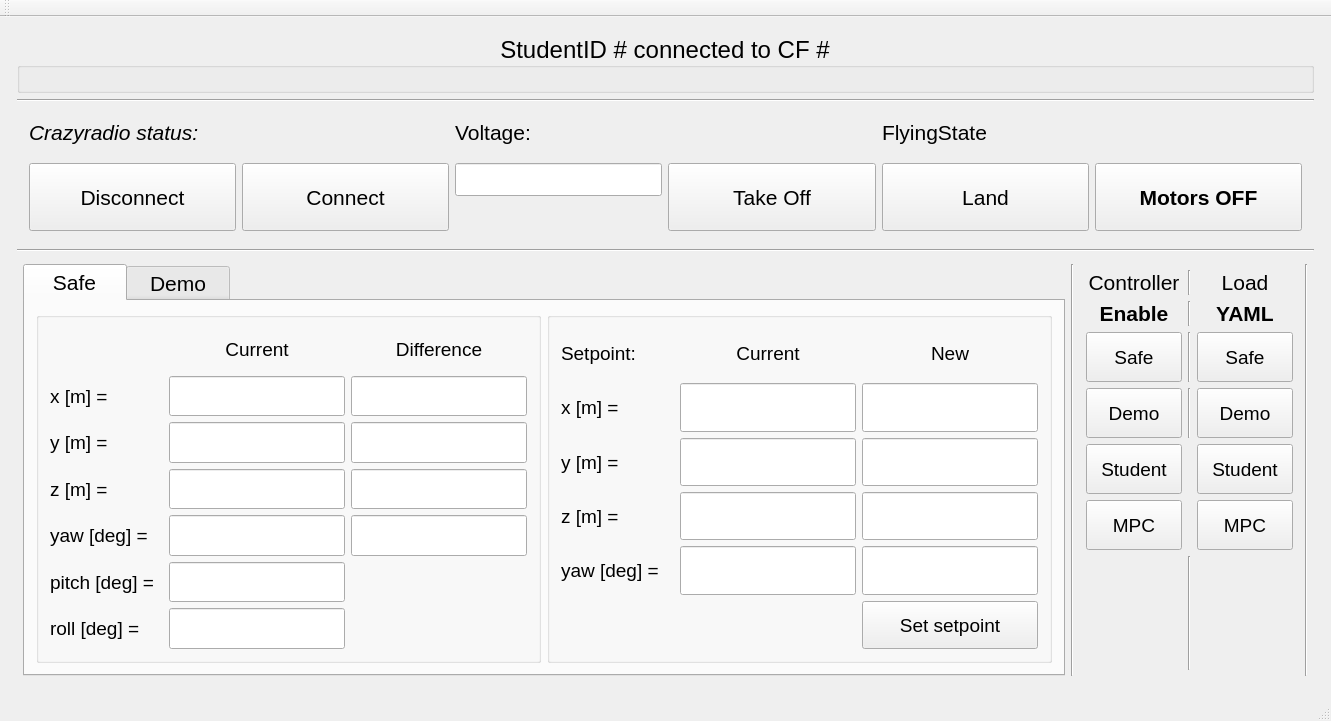
Above: pps_ws/src/d_fall_pps/GUI_Qt/studentGUI/src/MainWindow.ui from alexdidier/rampc-quadrotor before the change. Below: the same form after it.
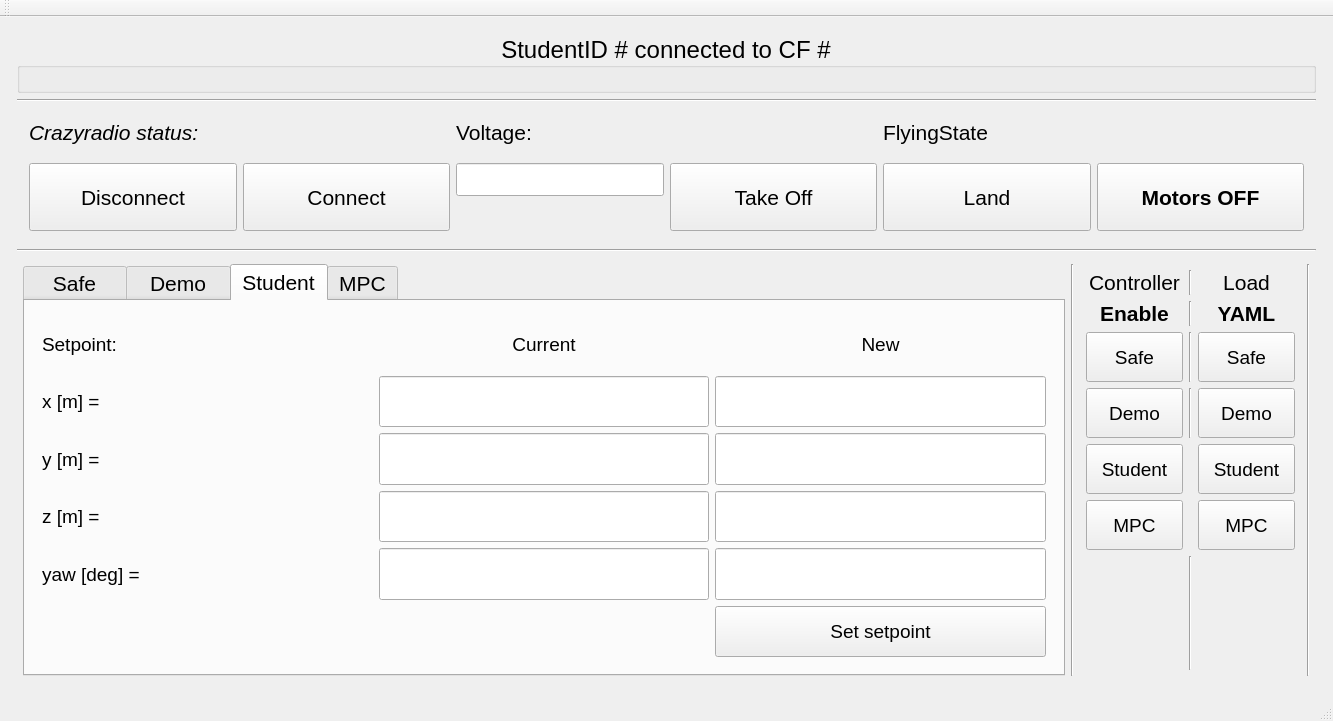
That is the form after the change. The open tabs and pages were chosen to show the change.

Commit message: Added and connected setpoint changes for demo,student,mpc controllers

The edit to the form file:
```diff
--- a/pps_ws/src/d_fall_pps/GUI_Qt/studentGUI/src/MainWindow.ui
+++ b/pps_ws/src/d_fall_pps/GUI_Qt/studentGUI/src/MainWindow.ui
@@ -6,7 +6,7 @@
    <rect>
     <x>0</x>
     <y>0</y>
-    <width>1331</width>
+    <width>1333</width>
     <height>721</height>
    </rect>
   </property>
@@ -1768,6 +1768,616 @@
             </item>
            </layout>
           </widget>
+          <widget class="QWidget" name="tab_student">
+           <attribute name="title">
+            <string>Student</string>
+           </attribute>
+           <layout class="QGridLayout" name="gridLayout_11">
+            <item row="0" column="0">
+             <layout class="QGridLayout" name="gridLayout_6">
+              <property name="leftMargin">
+               <number>6</number>
+              </property>
+              <property name="topMargin">
+               <number>6</number>
+              </property>
+              <property name="rightMargin">
+               <number>6</number>
+              </property>
+              <property name="bottomMargin">
+               <number>6</number>
+              </property>
+              <item row="1" column="2">
+               <widget class="QLabel" name="label_27">
+                <property name="sizePolicy">
+                 <sizepolicy hsizetype="MinimumExpanding" vsizetype="MinimumExpanding">
+                  <horstretch>0</horstretch>
+                  <verstretch>0</verstretch>
+                 </sizepolicy>
+                </property>
+                <property name="font">
+                 <font>
+                  <pointsize>14</pointsize>
+                 </font>
+                </property>
+                <property name="text">
+                 <string>New</string>
+                </property>
+                <property name="alignment">
+                 <set>Qt::AlignCenter</set>
+                </property>
+               </widget>
+              </item>
+              <item row="14" column="2">
+               <widget class="QPushButton" name="set_setpoint_button_student">
+                <property name="sizePolicy">
+                 <sizepolicy hsizetype="MinimumExpanding" vsizetype="MinimumExpanding">
+                  <horstretch>0</horstretch>
+                  <verstretch>0</verstretch>
+                 </sizepolicy>
+                </property>
+                <property name="font">
+                 <font>
+                  <pointsize>14</pointsize>
+                 </font>
+                </property>
+                <property name="text">
+                 <string>Set setpoint</string>
+                </property>
+               </widget>
+              </item>
+              <item row="1" column="1">
+               <widget class="QLabel" name="label_26">
+                <property name="sizePolicy">
+                 <sizepolicy hsizetype="MinimumExpanding" vsizetype="MinimumExpanding">
+                  <horstretch>0</horstretch>
+                  <verstretch>0</verstretch>
+                 </sizepolicy>
+                </property>
+                <property name="font">
+                 <font>
+                  <pointsize>14</pointsize>
+                 </font>
+                </property>
+                <property name="text">
+                 <string>Current</string>
+                </property>
+                <property name="alignment">
+                 <set>Qt::AlignCenter</set>
+                </property>
+               </widget>
+              </item>
+              <item row="1" column="0">
+               <widget class="QLabel" name="label_28">
+                <property name="sizePolicy">
+                 <sizepolicy hsizetype="MinimumExpanding" vsizetype="MinimumExpanding">
+                  <horstretch>0</horstretch>
+                  <verstretch>0</verstretch>
+                 </sizepolicy>
+                </property>
+                <property name="font">
+                 <font>
+                  <pointsize>14</pointsize>
+                 </font>
+                </property>
+                <property name="text">
+                 <string>Setpoint:</string>
+                </property>
+               </widget>
+              </item>
+              <item row="3" column="0">
+               <widget class="QLabel" name="label_29">
+                <property name="sizePolicy">
+                 <sizepolicy hsizetype="MinimumExpanding" vsizetype="MinimumExpanding">
+                  <horstretch>0</horstretch>
+                  <verstretch>0</verstretch>
+                 </sizepolicy>
+                </property>
+                <property name="font">
+                 <font>
+                  <pointsize>14</pointsize>
+                 </font>
+                </property>
+                <property name="text">
+                 <string>x [m] =</string>
+                </property>
+               </widget>
+              </item>
+              <item row="11" column="0">
+               <widget class="QLabel" name="label_25">
+                <property name="sizePolicy">
+                 <sizepolicy hsizetype="MinimumExpanding" vsizetype="MinimumExpanding">
+                  <horstretch>0</horstretch>
+                  <verstretch>0</verstretch>
+                 </sizepolicy>
+                </property>
+                <property name="font">
+                 <font>
+                  <pointsize>14</pointsize>
+                 </font>
+                </property>
+                <property name="text">
+                 <string>yaw [deg] =</string>
+                </property>
+               </widget>
+              </item>
+              <item row="9" column="0">
+               <widget class="QLabel" name="label_24">
+                <property name="sizePolicy">
+                 <sizepolicy hsizetype="MinimumExpanding" vsizetype="MinimumExpanding">
+                  <horstretch>0</horstretch>
+                  <verstretch>0</verstretch>
+                 </sizepolicy>
+                </property>
+                <property name="font">
+                 <font>
+                  <pointsize>14</pointsize>
+                 </font>
+                </property>
+                <property name="text">
+                 <string>z [m] =</string>
+                </property>
+               </widget>
+              </item>
+              <item row="7" column="0">
+               <widget class="QLabel" name="label_23">
+                <property name="sizePolicy">
+                 <sizepolicy hsizetype="MinimumExpanding" vsizetype="MinimumExpanding">
+                  <horstretch>0</horstretch>
+                  <verstretch>0</verstretch>
+                 </sizepolicy>
+                </property>
+                <property name="font">
+                 <font>
+                  <pointsize>14</pointsize>
+                 </font>
+                </property>
+                <property name="text">
+                 <string>y [m] =</string>
+                </property>
+               </widget>
+              </item>
+              <item row="3" column="2">
+               <widget class="QLineEdit" name="new_setpoint_x_student">
+                <property name="sizePolicy">
+                 <sizepolicy hsizetype="MinimumExpanding" vsizetype="MinimumExpanding">
+                  <horstretch>0</horstretch>
+                  <verstretch>0</verstretch>
+                 </sizepolicy>
+                </property>
+                <property name="font">
+                 <font>
+                  <pointsize>14</pointsize>
+                 </font>
+                </property>
+               </widget>
+              </item>
+              <item row="11" column="2">
+               <widget class="QLineEdit" name="new_setpoint_yaw_student">
+                <property name="sizePolicy">
+                 <sizepolicy hsizetype="MinimumExpanding" vsizetype="MinimumExpanding">
+                  <horstretch>0</horstretch>
+                  <verstretch>0</verstretch>
+                 </sizepolicy>
+                </property>
+                <property name="font">
+                 <font>
+                  <pointsize>14</pointsize>
+                 </font>
+                </property>
+               </widget>
+              </item>
+              <item row="3" column="1">
+               <widget class="QLineEdit" name="current_setpoint_x_student">
+                <property name="sizePolicy">
+                 <sizepolicy hsizetype="MinimumExpanding" vsizetype="MinimumExpanding">
+                  <horstretch>0</horstretch>
+                  <verstretch>0</verstretch>
+                 </sizepolicy>
+                </property>
+                <property name="font">
+                 <font>
+                  <pointsize>14</pointsize>
+                 </font>
+                </property>
+                <property name="readOnly">
+                 <bool>true</bool>
+                </property>
+               </widget>
+              </item>
+              <item row="7" column="1">
+               <widget class="QLineEdit" name="current_setpoint_y_student">
+                <property name="sizePolicy">
+                 <sizepolicy hsizetype="MinimumExpanding" vsizetype="MinimumExpanding">
+                  <horstretch>0</horstretch>
+                  <verstretch>0</verstretch>
+                 </sizepolicy>
+                </property>
+                <property name="font">
+                 <font>
+                  <pointsize>14</pointsize>
+                 </font>
+                </property>
+                <property name="readOnly">
+                 <bool>true</bool>
+                </property>
+               </widget>
+              </item>
+              <item row="11" column="1">
+               <widget class="QLineEdit" name="current_setpoint_yaw_student">
+                <property name="sizePolicy">
+                 <sizepolicy hsizetype="MinimumExpanding" vsizetype="MinimumExpanding">
+                  <horstretch>0</horstretch>
+                  <verstretch>0</verstretch>
+                 </sizepolicy>
+                </property>
+                <property name="font">
+                 <font>
+                  <pointsize>14</pointsize>
+                 </font>
+                </property>
+                <property name="readOnly">
+                 <bool>true</bool>
+                </property>
+               </widget>
+              </item>
+              <item row="9" column="1">
+               <widget class="QLineEdit" name="current_setpoint_z_student">
+                <property name="sizePolicy">
+                 <sizepolicy hsizetype="MinimumExpanding" vsizetype="MinimumExpanding">
+                  <horstretch>0</horstretch>
+                  <verstretch>0</verstretch>
+                 </sizepolicy>
+                </property>
+                <property name="font">
+                 <font>
+                  <pointsize>14</pointsize>
+                 </font>
+                </property>
+                <property name="readOnly">
+                 <bool>true</bool>
+                </property>
+               </widget>
+              </item>
+              <item row="9" column="2">
+               <widget class="QLineEdit" name="new_setpoint_z_student">
+                <property name="sizePolicy">
+                 <sizepolicy hsizetype="MinimumExpanding" vsizetype="MinimumExpanding">
+                  <horstretch>0</horstretch>
+                  <verstretch>0</verstretch>
+                 </sizepolicy>
+                </property>
+                <property name="font">
+                 <font>
+                  <pointsize>14</pointsize>
+                 </font>
+                </property>
+               </widget>
+              </item>
+              <item row="7" column="2">
+               <widget class="QLineEdit" name="new_setpoint_y_student">
+                <property name="sizePolicy">
+                 <sizepolicy hsizetype="MinimumExpanding" vsizetype="MinimumExpanding">
+                  <horstretch>0</horstretch>
+                  <verstretch>0</verstretch>
+                 </sizepolicy>
+                </property>
+                <property name="font">
+                 <font>
+                  <pointsize>14</pointsize>
+                 </font>
+                </property>
+               </widget>
+              </item>
+             </layout>
+            </item>
+           </layout>
+          </widget>
+          <widget class="QWidget" name="tab_mpc">
+           <attribute name="title">
+            <string>MPC</string>
+           </attribute>
+           <layout class="QGridLayout" name="gridLayout_13">
+            <item row="0" column="0">
+             <layout class="QGridLayout" name="gridLayout_12">
+              <property name="leftMargin">
+               <number>6</number>
+              </property>
+              <property name="topMargin">
+               <number>6</number>
+              </property>
+              <property name="rightMargin">
+               <number>6</number>
+              </property>
+              <property name="bottomMargin">
+               <number>6</number>
+              </property>
+              <item row="1" column="2">
+               <widget class="QLabel" name="label_30">
+                <property name="sizePolicy">
+                 <sizepolicy hsizetype="MinimumExpanding" vsizetype="MinimumExpanding">
+                  <horstretch>0</horstretch>
+                  <verstretch>0</verstretch>
+                 </sizepolicy>
+                </property>
+                <property name="font">
+                 <font>
+                  <pointsize>14</pointsize>
+                 </font>
+                </property>
+                <property name="text">
+                 <string>New</string>
+                </property>
+                <property name="alignment">
+                 <set>Qt::AlignCenter</set>
+                </property>
+               </widget>
+              </item>
+              <item row="14" column="2">
+               <widget class="QPushButton" name="set_setpoint_button_mpc">
+                <property name="sizePolicy">
+                 <sizepolicy hsizetype="MinimumExpanding" vsizetype="MinimumExpanding">
+                  <horstretch>0</horstretch>
+                  <verstretch>0</verstretch>
+                 </sizepolicy>
+                </property>
+                <property name="font">
+                 <font>
+                  <pointsize>14</pointsize>
+                 </font>
+                </property>
+                <property name="text">
+                 <string>Set setpoint</string>
+                </property>
+               </widget>
+              </item>
+              <item row="1" column="1">
+               <widget class="QLabel" name="label_31">
+                <property name="sizePolicy">
+                 <sizepolicy hsizetype="MinimumExpanding" vsizetype="MinimumExpanding">
+                  <horstretch>0</horstretch>
+                  <verstretch>0</verstretch>
+                 </sizepolicy>
+                </property>
+                <property name="font">
+                 <font>
+                  <pointsize>14</pointsize>
+                 </font>
+                </property>
+                <property name="text">
+                 <string>Current</string>
+                </property>
+                <property name="alignment">
+                 <set>Qt::AlignCenter</set>
+                </property>
+               </widget>
+              </item>
+              <item row="1" column="0">
+               <widget class="QLabel" name="label_32">
+                <property name="sizePolicy">
+                 <sizepolicy hsizetype="MinimumExpanding" vsizetype="MinimumExpanding">
+                  <horstretch>0</horstretch>
+                  <verstretch>0</verstretch>
+                 </sizepolicy>
+                </property>
+                <property name="font">
+                 <font>
+                  <pointsize>14</pointsize>
+                 </font>
+                </property>
+                <property name="text">
+                 <string>Setpoint:</string>
+                </property>
+               </widget>
+              </item>
+              <item row="3" column="0">
+               <widget class="QLabel" name="label_33">
+                <property name="sizePolicy">
+                 <sizepolicy hsizetype="MinimumExpanding" vsizetype="MinimumExpanding">
+                  <horstretch>0</horstretch>
+                  <verstretch>0</verstretch>
+                 </sizepolicy>
+                </property>
+                <property name="font">
+                 <font>
+                  <pointsize>14</pointsize>
+                 </font>
+                </property>
+                <property name="text">
+                 <string>x [m] =</string>
+                </property>
+               </widget>
+              </item>
+              <item row="11" column="0">
+               <widget class="QLabel" name="label_34">
+                <property name="sizePolicy">
+                 <sizepolicy hsizetype="MinimumExpanding" vsizetype="MinimumExpanding">
+                  <horstretch>0</horstretch>
+                  <verstretch>0</verstretch>
+                 </sizepolicy>
+                </property>
+                <property name="font">
+                 <font>
+                  <pointsize>14</pointsize>
+                 </font>
+                </property>
+                <property name="text">
+                 <string>yaw [deg] =</string>
+                </property>
+               </widget>
+              </item>
+              <item row="9" column="0">
+               <widget class="QLabel" name="label_35">
+                <property name="sizePolicy">
+                 <sizepolicy hsizetype="MinimumExpanding" vsizetype="MinimumExpanding">
+                  <horstretch>0</horstretch>
+                  <verstretch>0</verstretch>
+                 </sizepolicy>
+                </property>
+                <property name="font">
+                 <font>
+                  <pointsize>14</pointsize>
+                 </font>
+                </property>
+                <property name="text">
+                 <string>z [m] =</string>
+                </property>
+               </widget>
+              </item>
+              <item row="7" column="0">
+               <widget class="QLabel" name="label_36">
+                <property name="sizePolicy">
+                 <sizepolicy hsizetype="MinimumExpanding" vsizetype="MinimumExpanding">
+                  <horstretch>0</horstretch>
+                  <verstretch>0</verstretch>
+                 </sizepolicy>
+                </property>
+                <property name="font">
+                 <font>
+                  <pointsize>14</pointsize>
+                 </font>
+                </property>
+                <property name="text">
+                 <string>y [m] =</string>
+                </property>
+               </widget>
+              </item>
+              <item row="3" column="2">
+               <widget class="QLineEdit" name="new_setpoint_x_mpc">
+                <property name="sizePolicy">
+                 <sizepolicy hsizetype="MinimumExpanding" vsizetype="MinimumExpanding">
+                  <horstretch>0</horstretch>
+                  <verstretch>0</verstretch>
+                 </sizepolicy>
+                </property>
+                <property name="font">
+                 <font>
+                  <pointsize>14</pointsize>
+                 </font>
+                </property>
+               </widget>
+              </item>
+              <item row="11" column="2">
+               <widget class="QLineEdit" name="new_setpoint_yaw_mpc">
+                <property name="sizePolicy">
+                 <sizepolicy hsizetype="MinimumExpanding" vsizetype="MinimumExpanding">
+                  <horstretch>0</horstretch>
+                  <verstretch>0</verstretch>
+                 </sizepolicy>
+                </property>
+                <property name="font">
+                 <font>
+                  <pointsize>14</pointsize>
+                 </font>
+                </property>
+               </widget>
+              </item>
+              <item row="3" column="1">
+               <widget class="QLineEdit" name="current_setpoint_x_mpc">
+                <property name="sizePolicy">
+                 <sizepolicy hsizetype="MinimumExpanding" vsizetype="MinimumExpanding">
+                  <horstretch>0</horstretch>
+                  <verstretch>0</verstretch>
+                 </sizepolicy>
+                </property>
+                <property name="font">
+                 <font>
+                  <pointsize>14</pointsize>
+                 </font>
+                </property>
+                <property name="readOnly">
+                 <bool>true</bool>
+                </property>
+               </widget>
+              </item>
+              <item row="7" column="1">
+               <widget class="QLineEdit" name="current_setpoint_y_mpc">
+                <property name="sizePolicy">
+                 <sizepolicy hsizetype="MinimumExpanding" vsizetype="MinimumExpanding">
+                  <horstretch>0</horstretch>
+                  <verstretch>0</verstretch>
+                 </sizepolicy>
+                </property>
+                <property name="font">
+                 <font>
+                  <pointsize>14</pointsize>
+                 </font>
+                </property>
+                <property name="readOnly">
+                 <bool>true</bool>
+                </property>
+               </widget>
+              </item>
+              <item row="11" column="1">
+               <widget class="QLineEdit" name="current_setpoint_yaw_mpc">
+                <property name="sizePolicy">
+                 <sizepolicy hsizetype="MinimumExpanding" vsizetype="MinimumExpanding">
+                  <horstretch>0</horstretch>
+                  <verstretch>0</verstretch>
+                 </sizepolicy>
+                </property>
+                <property name="font">
+                 <font>
+                  <pointsize>14</pointsize>
+                 </font>
+                </property>
+                <property name="readOnly">
+                 <bool>true</bool>
+                </property>
+               </widget>
+              </item>
+              <item row="9" column="1">
+               <widget class="QLineEdit" name="current_setpoint_z_mpc">
+                <property name="sizePolicy">
+                 <sizepolicy hsizetype="MinimumExpanding" vsizetype="MinimumExpanding">
+                  <horstretch>0</horstretch>
+                  <verstretch>0</verstretch>
+                 </sizepolicy>
+                </property>
+                <property name="font">
+                 <font>
+                  <pointsize>14</pointsize>
+                 </font>
+                </property>
+                <property name="readOnly">
+                 <bool>true</bool>
+                </property>
+               </widget>
+              </item>
+              <item row="9" column="2">
+               <widget class="QLineEdit" name="new_setpoint_z_mpc">
+                <property name="sizePolicy">
+                 <sizepolicy hsizetype="MinimumExpanding" vsizetype="MinimumExpanding">
+                  <horstretch>0</horstretch>
+                  <verstretch>0</verstretch>
+                 </sizepolicy>
+                </property>
+                <property name="font">
+                 <font>
+                  <pointsize>14</pointsize>
+                 </font>
+                </property>
+               </widget>
+              </item>
+              <item row="7" column="2">
+               <widget class="QLineEdit" name="new_setpoint_y_mpc">
+                <property name="sizePolicy">
+                 <sizepolicy hsizetype="MinimumExpanding" vsizetype="MinimumExpanding">
+                  <horstretch>0</horstretch>
+                  <verstretch>0</verstretch>
+                 </sizepolicy>
+                </property>
+                <property name="font">
+                 <font>
+                  <pointsize>14</pointsize>
+                 </font>
+                </property>
+               </widget>
+              </item>
+             </layout>
+            </item>
+           </layout>
+          </widget>
          </widget>
         </item>
         <item>
```
Left out of the diff: 82 changed lines with no effect on the pictures. The commit also changes 3 other files.
